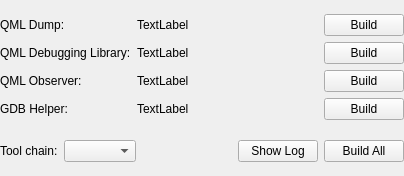
This is src/plugins/qtsupport/debugginghelper.ui in qt-creator/qt-creator as Qt 5 draws it before an edit. The edited form follows.
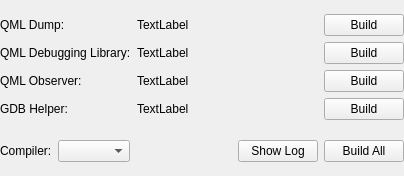
This is the edited form.

Commit message:
Rename "Tool Chains" option page to "Compilers"
Currently it contains compiler settings only, so there's no
need to let people search for e.g. debugger settings there,
that might be considered part of the toolchain, too.

The edit to the form file:
```diff
--- a/src/plugins/qtsupport/debugginghelper.ui
+++ b/src/plugins/qtsupport/debugginghelper.ui
@@ -140,7 +140,7 @@
      <item>
       <widget class="QLabel" name="toolChainLabel">
        <property name="text">
-        <string>Tool chain:</string>
+        <string>Compiler:</string>
        </property>
       </widget>
      </item>
```
The commit also changes 12 other files.
